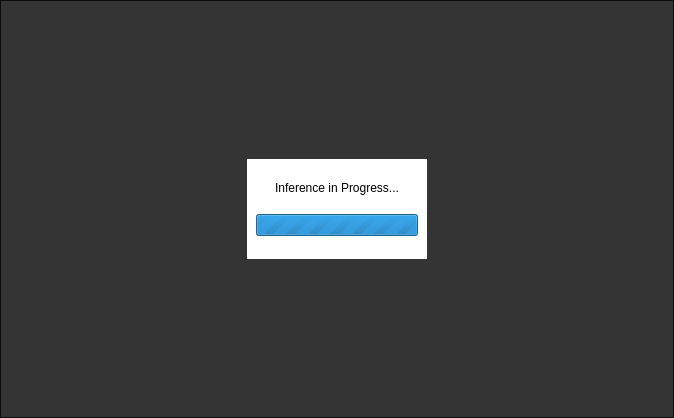
First picture: the form in src/main/view/misc/networkprogressview.ui, repository florianblume/6d-pat, before the edit.
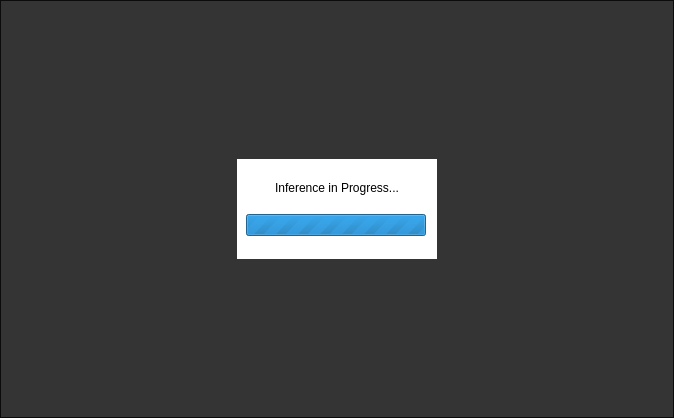
Second picture: the form after the edit.

The edit to the form file:
```diff
--- a/src/main/view/misc/networkprogressview.ui
+++ b/src/main/view/misc/networkprogressview.ui
@@ -152,13 +152,13 @@
            </property>
            <property name="minimumSize">
             <size>
-             <width>180</width>
+             <width>200</width>
              <height>100</height>
             </size>
            </property>
            <property name="maximumSize">
             <size>
-             <width>10000</width>
+             <width>200</width>
              <height>100</height>
             </size>
            </property>
@@ -177,8 +177,8 @@
            <property name="lineWidth">
             <number>0</number>
            </property>
-           <layout class="QVBoxLayout" name="verticalLayout">
-            <item>
+           <layout class="QGridLayout" name="gridLayout_2">
+            <item row="0" column="1">
              <widget class="QLabel" name="label">
               <property name="sizePolicy">
                <sizepolicy hsizetype="Expanding" vsizetype="Fixed">
@@ -315,14 +315,35 @@
               </property>
              </widget>
             </item>
-            <item>
+            <item row="1" column="0" colspan="3">
              <widget class="QProgressBar" name="progressBar">
+              <property name="sizePolicy">
+               <sizepolicy hsizetype="Expanding" vsizetype="Fixed">
+                <horstretch>0</horstretch>
+                <verstretch>0</verstretch>
+               </sizepolicy>
+              </property>
+              <property name="minimumSize">
+               <size>
+                <width>180</width>
+                <height>0</height>
+               </size>
+              </property>
+              <property name="maximumSize">
+               <size>
+                <width>180</width>
+                <height>16777215</height>
+               </size>
+              </property>
               <property name="maximum">
                <number>0</number>
               </property>
               <property name="value">
                <number>-1</number>
               </property>
+              <property name="alignment">
+               <set>Qt::AlignCenter</set>
+              </property>
              </widget>
             </item>
            </layout>
```
